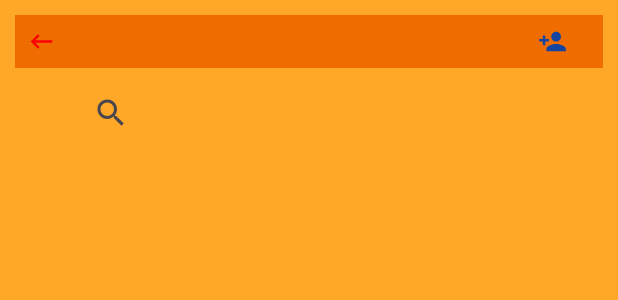
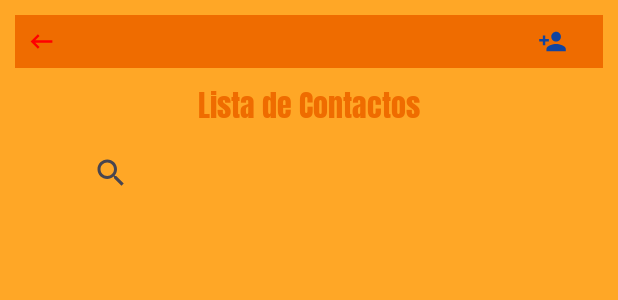
Before and after one commit to Xenia24/OrderEase, an Android app: the layout activity_listar_contactos.xml on its own in the app's theme, with its tools: preview values and no code run, on a phone screen of 412 x 824 dp. Shown: the top 300 px of the screen. Run offline under Robolectric (Android 15) with nearby library versions, the light colour scheme and no system bars.

Commit message:
Busqueda_DiseP

```diff
--- a/app/src/main/java/com/example/agenda_panaderia/ViewHolder/ViewHolderContacto.java
+++ b/app/src/main/java/com/example/agenda_panaderia/ViewHolder/ViewHolderContacto.java
@@ -74,4 +74,6 @@ public class ViewHolderContacto extends RecyclerView.ViewHolder {
         direccion_c_Item.setText(direccion);
 
     }
+
+
 }
--- a/app/src/main/java/com/example/agenda_panaderia/ViewHolder/ViewHolderImportante.java
+++ b/app/src/main/java/com/example/agenda_panaderia/ViewHolder/ViewHolderImportante.java
@@ -80,7 +80,7 @@ public class ViewHolderImportante  extends RecyclerView.ViewHolder {
         Estado_Item.setText(estado);
 
         //GESTIONAMOS EL COLOR DEL ESTADO
-        if (estado.equals("Finalizado")){
+        if (estado.equals("Entregado")){
             Tarea_Finalizada_Item.setVisibility(View.VISIBLE);
         }else {
             Tarea_No_Finalizada_Item.setVisibility(View.VISIBLE);
--- a/app/src/main/res/layout/activity_listar_contactos.xml
+++ b/app/src/main/res/layout/activity_listar_contactos.xml
@@ -41,21 +41,30 @@
 
     </androidx.constraintlayout.widget.ConstraintLayout>
 
+    <TextView
+        android:layout_width="match_parent"
+        android:layout_height="wrap_content"
+        android:text="Lista de Contactos"
+        android:gravity="center"
+        android:textSize="20sp"
+        android:textColor="@color/md_orange_800"
+        android:fontFamily="@font/font"
+        android:layout_marginTop="50dp"/>
+
     <androidx.appcompat.widget.SearchView
         android:id="@+id/Buscar_contactos"
         android:layout_width="400dp"
         android:layout_height="50dp"
         android:layout_marginStart="50dp"
-        android:layout_marginTop="50dp"
+        android:layout_marginTop="90dp"
         android:layout_marginEnd="50dp">
-
     </androidx.appcompat.widget.SearchView>
 
 
     <androidx.recyclerview.widget.RecyclerView
         android:layout_width="match_parent"
         android:layout_height="match_parent"
-        android:layout_marginTop="110dp"
+        android:layout_marginTop="150dp"
         android:orientation="vertical"
         android:id="@+id/recyclerViewContactos"/>
 
--- a/app/src/main/res/values/strings.xml
+++ b/app/src/main/res/values/strings.xml
@@ -155,7 +155,7 @@
     <string name="Titulo_Item_I"> Título </string>
     <string name="Descripcion_Item_I"> Descripcion</string>
     <string name="Fecha_Item_I"> 00/00/0000 </string>
-    <string name="Estado_Item_I"> No finalizado</string>
+    <string name="Estado_Item_I"> No entregado  </string>
 
 
     <!--ACTUALIZAR PEDIDO-->
@@ -167,7 +167,7 @@
     <string name="Descripcion_A"> Descripcion</string>
     <string name="Btn_Calendario_A">Calendario</string>
     <string name="Fecha_A"> 00/00/0000 </string>
-    <string name="Estado_A"> No finalizado</string>
+    <string name="Estado_A"> No entregado</string>
     <string name="Estado_E"> Local </string>
 
 
```
Also changed, not shown: app/src/main/java/com/example/agenda_panaderia/Pedidos/Listar_Pedidos.java (+13 -3 lines), app/src/main/java/com/example/agenda_panaderia/Pedidos/Pedidos_Importantes.java (+11 -0 lines), app/src/main/res/layout/activity_listar_pedidos.xml (+10 -2 lines), app/src/main/res/layout/activity_pedidos_importantes.xml (+3 -12 lines).
